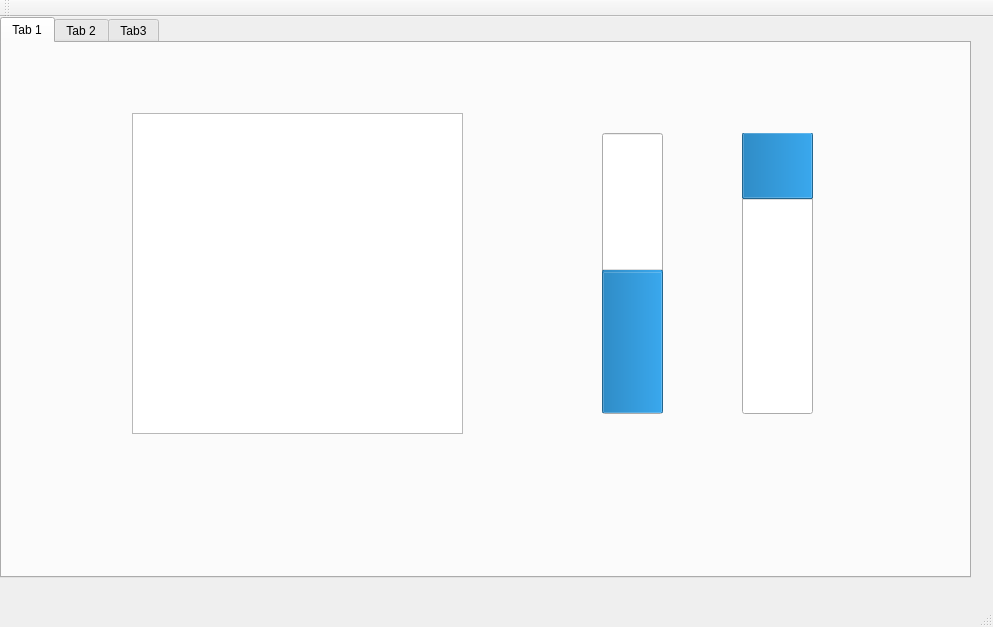
This is pult/controlpanel.ui in Kirill2693/pult as Qt 5 draws it before an edit. The edited form follows.
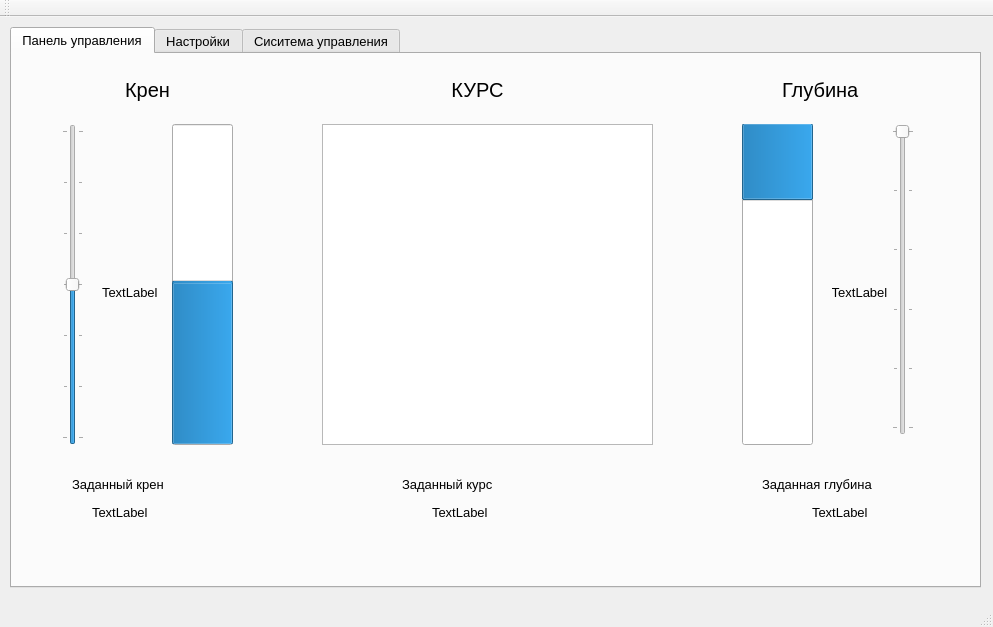
This is the edited form.

Patch:
```diff
--- a/pult/controlpanel.ui
+++ b/pult/controlpanel.ui
@@ -10,6 +10,11 @@
     <height>627</height>
    </rect>
   </property>
+  <property name="font">
+   <font>
+    <pointsize>10</pointsize>
+   </font>
+  </property>
   <property name="windowTitle">
    <string>ControlPanel</string>
   </property>
@@ -17,8 +22,8 @@
    <widget class="QTabWidget" name="tabWidget">
     <property name="geometry">
      <rect>
-      <x>0</x>
-      <y>0</y>
+      <x>10</x>
+      <y>10</y>
       <width>971</width>
       <height>561</height>
      </rect>
@@ -28,12 +33,12 @@
     </property>
     <widget class="QWidget" name="tab">
      <attribute name="title">
-      <string>Tab 1</string>
+      <string>Панель управления</string>
      </attribute>
      <widget class="QGraphicsView" name="YawView">
       <property name="geometry">
        <rect>
-        <x>130</x>
+        <x>310</x>
         <y>70</y>
         <width>331</width>
         <height>321</height>
@@ -43,21 +48,27 @@
      <widget class="QProgressBar" name="RollBar">
       <property name="geometry">
        <rect>
-        <x>600</x>
-        <y>90</y>
+        <x>160</x>
+        <y>70</y>
         <width>61</width>
-        <height>281</height>
+        <height>321</height>
        </rect>
       </property>
       <property name="minimum">
-       <number>-90</number>
+       <number>-60</number>
       </property>
       <property name="maximum">
-       <number>90</number>
+       <number>60</number>
       </property>
       <property name="value">
        <number>0</number>
       </property>
+      <property name="alignment">
+       <set>Qt::AlignBottom|Qt::AlignRight|Qt::AlignTrailing</set>
+      </property>
+      <property name="textVisible">
+       <bool>true</bool>
+      </property>
       <property name="orientation">
        <enum>Qt::Vertical</enum>
       </property>
@@ -68,16 +79,16 @@
        <enum>QProgressBar::BottomToTop</enum>
       </property>
       <property name="format">
-       <string>m</string>
+       <string/>
       </property>
      </widget>
      <widget class="QProgressBar" name="DepthBar">
       <property name="geometry">
        <rect>
-        <x>740</x>
-        <y>90</y>
+        <x>730</x>
+        <y>70</y>
         <width>71</width>
-        <height>281</height>
+        <height>321</height>
        </rect>
       </property>
       <property name="value">
@@ -89,16 +100,277 @@
       <property name="invertedAppearance">
        <bool>true</bool>
       </property>
+      <property name="textDirection">
+       <enum>QProgressBar::TopToBottom</enum>
+      </property>
+      <property name="format">
+       <string/>
+      </property>
+     </widget>
+     <widget class="QSlider" name="SetRollSlider">
+      <property name="geometry">
+       <rect>
+        <x>50</x>
+        <y>70</y>
+        <width>22</width>
+        <height>321</height>
+       </rect>
+      </property>
+      <property name="minimum">
+       <number>-60</number>
+      </property>
+      <property name="maximum">
+       <number>60</number>
+      </property>
+      <property name="orientation">
+       <enum>Qt::Vertical</enum>
+      </property>
+      <property name="invertedAppearance">
+       <bool>false</bool>
+      </property>
+      <property name="tickPosition">
+       <enum>QSlider::TicksBothSides</enum>
+      </property>
+      <property name="tickInterval">
+       <number>20</number>
+      </property>
+     </widget>
+     <widget class="QSlider" name="SetDepthSlider">
+      <property name="enabled">
+       <bool>true</bool>
+      </property>
+      <property name="geometry">
+       <rect>
+        <x>880</x>
+        <y>70</y>
+        <width>22</width>
+        <height>311</height>
+       </rect>
+      </property>
+      <property name="font">
+       <font>
+        <weight>50</weight>
+        <bold>false</bold>
+       </font>
+      </property>
+      <property name="mouseTracking">
+       <bool>false</bool>
+      </property>
+      <property name="maximum">
+       <number>100</number>
+      </property>
+      <property name="orientation">
+       <enum>Qt::Vertical</enum>
+      </property>
+      <property name="invertedAppearance">
+       <bool>true</bool>
+      </property>
+      <property name="tickPosition">
+       <enum>QSlider::TicksBothSides</enum>
+      </property>
+      <property name="tickInterval">
+       <number>20</number>
+      </property>
+     </widget>
+     <widget class="QLabel" name="DptTxtLabel">
+      <property name="geometry">
+       <rect>
+        <x>770</x>
+        <y>20</y>
+        <width>111</width>
+        <height>31</height>
+       </rect>
+      </property>
+      <property name="font">
+       <font>
+        <pointsize>15</pointsize>
+       </font>
+      </property>
+      <property name="text">
+       <string>Глубина</string>
+      </property>
+     </widget>
+     <widget class="QLabel" name="SetDepthLabel">
+      <property name="geometry">
+       <rect>
+        <x>800</x>
+        <y>450</y>
+        <width>55</width>
+        <height>16</height>
+       </rect>
+      </property>
+      <property name="text">
+       <string>TextLabel</string>
+      </property>
+     </widget>
+     <widget class="QLabel" name="SetYawlabel">
+      <property name="geometry">
+       <rect>
+        <x>420</x>
+        <y>450</y>
+        <width>55</width>
+        <height>16</height>
+       </rect>
+      </property>
+      <property name="text">
+       <string>TextLabel</string>
+      </property>
+     </widget>
+     <widget class="QLabel" name="SetRolLabel">
+      <property name="geometry">
+       <rect>
+        <x>80</x>
+        <y>450</y>
+        <width>55</width>
+        <height>16</height>
+       </rect>
+      </property>
+      <property name="text">
+       <string>TextLabel</string>
+      </property>
+     </widget>
+     <widget class="QLabel" name="CurDepthLabel">
+      <property name="geometry">
+       <rect>
+        <x>820</x>
+        <y>230</y>
+        <width>55</width>
+        <height>16</height>
+       </rect>
+      </property>
+      <property name="font">
+       <font>
+        <weight>50</weight>
+        <bold>false</bold>
+        <underline>false</underline>
+        <strikeout>false</strikeout>
+       </font>
+      </property>
+      <property name="autoFillBackground">
+       <bool>false</bool>
+      </property>
+      <property name="text">
+       <string>TextLabel</string>
+      </property>
+      <property name="scaledContents">
+       <bool>false</bool>
+      </property>
+      <property name="alignment">
+       <set>Qt::AlignCenter</set>
+      </property>
+      <property name="wordWrap">
+       <bool>false</bool>
+      </property>
+     </widget>
+     <widget class="QLabel" name="YawTxtLabel">
+      <property name="geometry">
+       <rect>
+        <x>410</x>
+        <y>20</y>
+        <width>111</width>
+        <height>31</height>
+       </rect>
+      </property>
+      <property name="font">
+       <font>
+        <pointsize>15</pointsize>
+       </font>
+      </property>
+      <property name="text">
+       <string>КУРС</string>
+      </property>
+      <property name="textFormat">
+       <enum>Qt::AutoText</enum>
+      </property>
+      <property name="alignment">
+       <set>Qt::AlignCenter</set>
+      </property>
+     </widget>
+     <widget class="QLabel" name="RollTxtLabel">
+      <property name="geometry">
+       <rect>
+        <x>80</x>
+        <y>20</y>
+        <width>111</width>
+        <height>31</height>
+       </rect>
+      </property>
+      <property name="font">
+       <font>
+        <pointsize>15</pointsize>
+       </font>
+      </property>
+      <property name="text">
+       <string>Крен</string>
+      </property>
+      <property name="textFormat">
+       <enum>Qt::AutoText</enum>
+      </property>
+      <property name="alignment">
+       <set>Qt::AlignCenter</set>
+      </property>
+     </widget>
+     <widget class="QLabel" name="label">
+      <property name="geometry">
+       <rect>
+        <x>390</x>
+        <y>420</y>
+        <width>141</width>
+        <height>21</height>
+       </rect>
+      </property>
+      <property name="text">
+       <string>Заданный курс</string>
+      </property>
+     </widget>
+     <widget class="QLabel" name="label_2">
+      <property name="geometry">
+       <rect>
+        <x>750</x>
+        <y>420</y>
+        <width>141</width>
+        <height>21</height>
+       </rect>
+      </property>
+      <property name="text">
+       <string>Заданная глубина</string>
+      </property>
+     </widget>
+     <widget class="QLabel" name="label_3">
+      <property name="geometry">
+       <rect>
+        <x>60</x>
+        <y>420</y>
+        <width>121</width>
+        <height>21</height>
+       </rect>
+      </property>
+      <property name="text">
+       <string>Заданный крен</string>
+      </property>
+     </widget>
+     <widget class="QLabel" name="CurRolLabel">
+      <property name="geometry">
+       <rect>
+        <x>90</x>
+        <y>230</y>
+        <width>55</width>
+        <height>16</height>
+       </rect>
+      </property>
+      <property name="text">
+       <string>TextLabel</string>
+      </property>
      </widget>
     </widget>
     <widget class="QWidget" name="tab_2">
      <attribute name="title">
-      <string>Tab 2</string>
+      <string>Настройки</string>
      </attribute>
     </widget>
     <widget class="QWidget" name="tab_3">
      <attribute name="title">
-      <string>Tab3</string>
+      <string>Сиситема управления</string>
      </attribute>
     </widget>
    </widget>
```
Left out of the diff: 7 changed lines with no effect on the pictures.
